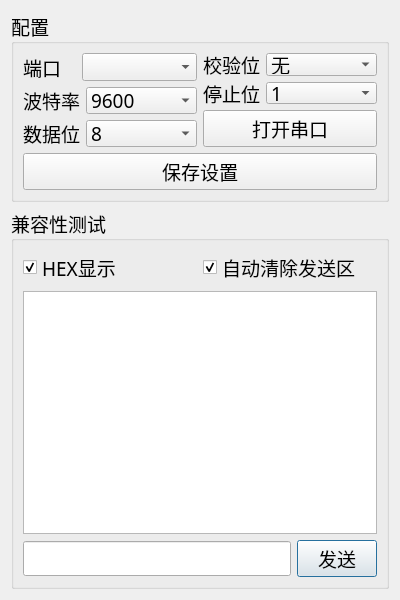
The window that serialport_ui.ui (HITXZA/diansai2017Uper2) describes before a commit, drawn with Qt 5.
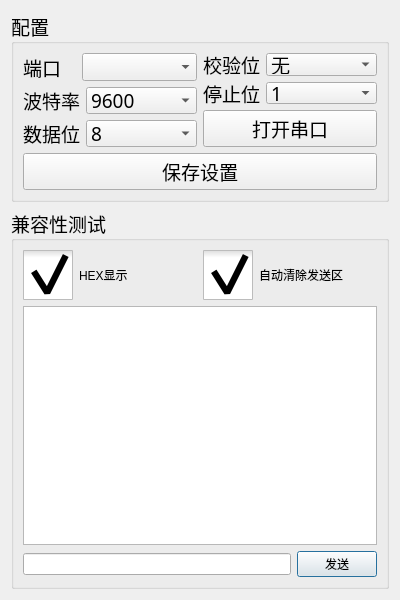
The same window after the commit. Icons and pictures are not drawn.

The edit to the form file:
```diff
--- a/serialport_ui.ui
+++ b/serialport_ui.ui
@@ -19,6 +19,9 @@
   <property name="windowTitle">
    <string>Dialog</string>
   </property>
+  <property name="styleSheet">
+   <string notr="true"/>
+  </property>
   <layout class="QGridLayout" name="gridLayout_3">
    <item row="0" column="0">
     <layout class="QVBoxLayout" name="verticalLayout_7">
@@ -309,6 +312,19 @@
      </item>
      <item>
       <widget class="QGroupBox" name="groupBox_2">
+       <property name="styleSheet">
+        <string notr="true">QCheckBox::indicator { 
+    width: 50px;
+    height: 50px;
+}
+QCheckBox::indicator::unchecked {   
+    image: url(:/pix/pix/unckacked.png)
+}
+/*选中*/
+QCheckBox::indicator::checked { 
+    image: url(:/pix/pix/chacked.png)
+}</string>
+       </property>
        <property name="title">
         <string>兼容性测试</string>
        </property>
```
